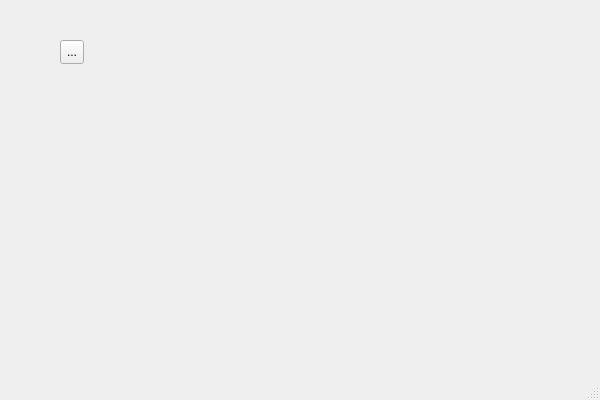
Before: the Qt Designer form mainwindow.ui in AndreyZartty/Tecflix-Client, drawn with Qt 5.
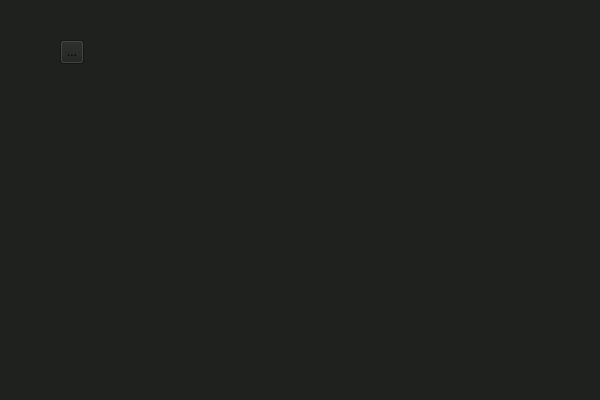
After: the same form once the commit is applied.

```diff
--- a/mainwindow.ui
+++ b/mainwindow.ui
@@ -25,6 +25,9 @@
   <property name="windowTitle">
    <string>Tecflix</string>
   </property>
+  <property name="styleSheet">
+   <string notr="true">background-color: rgb(30, 33, 30);</string>
+  </property>
   <widget class="QWidget" name="centralwidget">
    <widget class="QToolButton" name="BotonPrueba">
     <property name="geometry">
```
